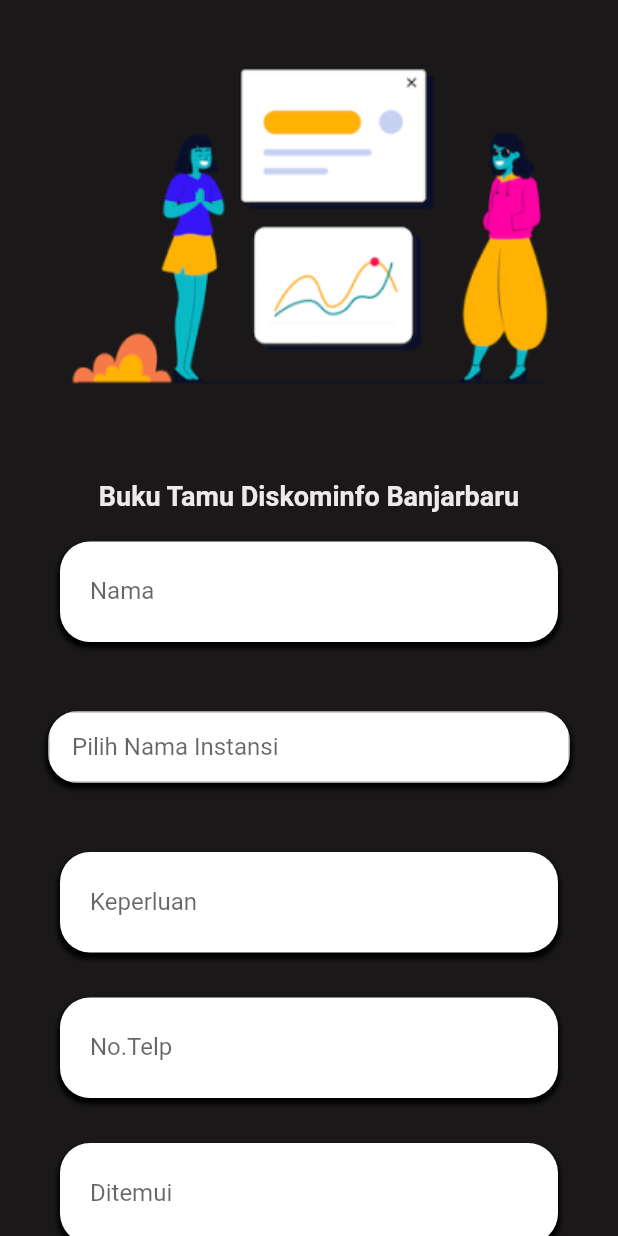
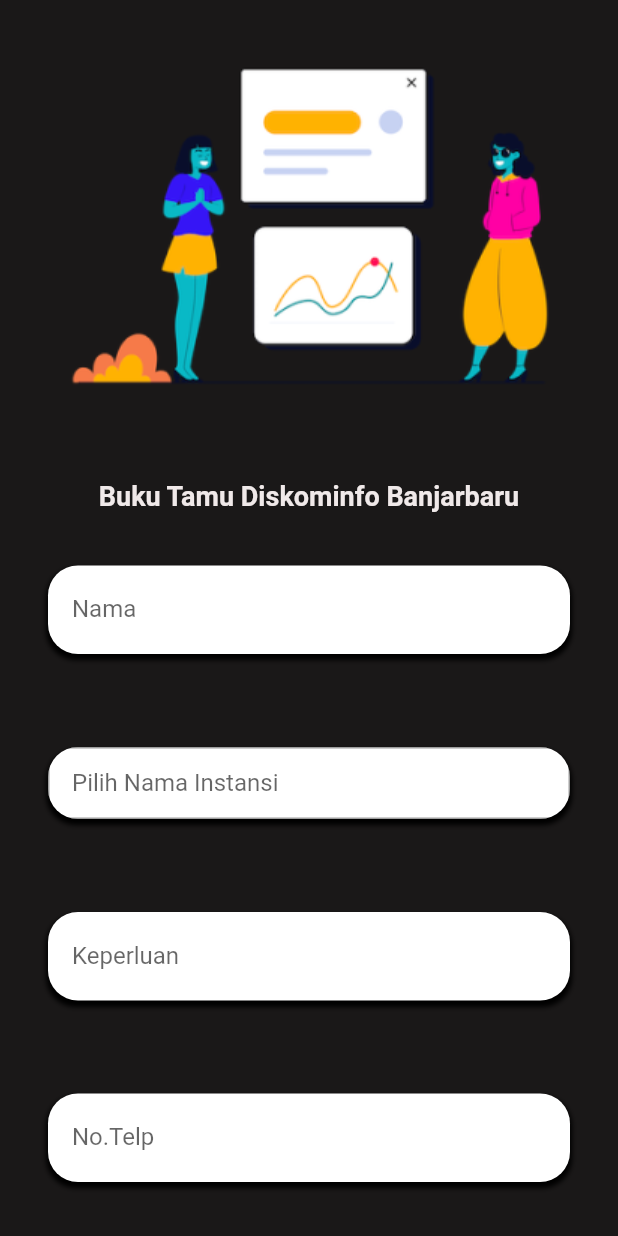
Before and after one commit to mryaomink/b_tamu2, a Flutter app: the screen it shows after launch, on a phone screen of 412 x 824 dp. Run offline on Flutter 3.47's test engine with Material 2 defaults, Android fonts, the phone set to English and light mode, and no system bars.

Commit message:
fix textfield size

```diff
--- a/lib/pages/yao_form.dart
+++ b/lib/pages/yao_form.dart
@@ -94,10 +94,10 @@ class _YaoFormState extends State<YaoForm> {
   }
 
   Widget _buildNamaField() {
-    return Container(
-      padding: const EdgeInsets.all(4.0),
+    return Padding(
+      padding: const EdgeInsets.all(16.0),
+      child: Container(
         clipBehavior: Clip.antiAlias,
-      margin: const EdgeInsets.symmetric(horizontal: 24.0),
         decoration: BoxDecoration(
           color: Colors.white,
           borderRadius: BorderRadius.circular(20.0),
@@ -124,15 +124,16 @@ class _YaoFormState extends State<YaoForm> {
             return null;
           },
         ),
+      ),
     );
   }
 }
 
 Widget _buildAsalField() {
-  return Container(
-    padding: const EdgeInsets.all(4.0),
+  return Padding(
+    padding: const EdgeInsets.all(16.0),
+    child: Container(
       clipBehavior: Clip.antiAlias,
-    margin: const EdgeInsets.symmetric(horizontal: 24.0),
       decoration: BoxDecoration(
         color: Colors.white,
         borderRadius: BorderRadius.circular(20.0),
@@ -161,14 +162,15 @@ Widget _buildAsalField() {
           return null;
         },
       ),
+    ),
   );
 }
 
 Widget _buildKeperluanField() {
-  return Container(
-    padding: const EdgeInsets.all(4.0),
+  return Padding(
+    padding: const EdgeInsets.all(16.0),
+    child: Container(
       clipBehavior: Clip.antiAlias,
-    margin: const EdgeInsets.symmetric(horizontal: 24.0),
       decoration: BoxDecoration(
         color: Colors.white,
         borderRadius: BorderRadius.circular(20.0),
@@ -195,14 +197,15 @@ Widget _buildKeperluanField() {
           return null;
         },
       ),
+    ),
   );
 }
 
 Widget _noTelpField() {
-  return Container(
-    padding: const EdgeInsets.all(4.0),
+  return Padding(
+    padding: const EdgeInsets.all(16.0),
+    child: Container(
       clipBehavior: Clip.antiAlias,
-    margin: const EdgeInsets.symmetric(horizontal: 24.0),
       decoration: BoxDecoration(
         color: Colors.white,
         borderRadius: BorderRadius.circular(20.0),
@@ -230,14 +233,15 @@ Widget _noTelpField() {
           return null;
         },
       ),
+    ),
   );
 }
 
 Widget _buildDitemui() {
-  return Container(
-    padding: const EdgeInsets.all(4.0),
+  return Padding(
+    padding: const EdgeInsets.all(16.0),
+    child: Container(
       clipBehavior: Clip.antiAlias,
-    margin: const EdgeInsets.symmetric(horizontal: 24.0),
       decoration: BoxDecoration(
         color: Colors.white,
         borderRadius: BorderRadius.circular(20.0),
@@ -264,14 +268,15 @@ Widget _buildDitemui() {
           return null;
         },
       ),
+    ),
   );
 }
 
 Widget _jumlahTamu() {
-  return Container(
-    padding: const EdgeInsets.all(4.0),
+  return Padding(
+    padding: const EdgeInsets.all(16.0),
+    child: Container(
       clipBehavior: Clip.antiAlias,
-    margin: const EdgeInsets.symmetric(horizontal: 24.0),
       decoration: BoxDecoration(
         color: Colors.white,
         borderRadius: BorderRadius.circular(20.0),
@@ -299,14 +304,15 @@ Widget _jumlahTamu() {
           return null;
         },
       ),
+    ),
   );
 }
 
 Widget _buildKetTextfield() {
-  return Container(
-    padding: const EdgeInsets.all(4.0),
+  return Padding(
+    padding: const EdgeInsets.all(16.0),
+    child: Container(
       clipBehavior: Clip.antiAlias,
-    margin: const EdgeInsets.symmetric(horizontal: 24.0),
       decoration: BoxDecoration(
         color: Colors.white,
         borderRadius: BorderRadius.circular(20.0),
@@ -333,6 +339,7 @@ Widget _buildKetTextfield() {
           return null;
         },
       ),
+    ),
   );
 }
 
@@ -351,7 +358,7 @@ class _MyTextFieldState extends State<MyTextField> {
   ];
   String? _selectedData;
 
-  final TextEditingController _textEditingController = TextEditingController();
+  final TextEditingController _aslC = TextEditingController();
 
   @override
   Widget build(BuildContext context) {
@@ -375,7 +382,7 @@ class _MyTextFieldState extends State<MyTextField> {
               ],
             ),
             child: TextFormField(
-              controller: _textEditingController,
+              controller: _aslC,
               onTap: () {
                 Navigator.push(
                   context,
@@ -386,7 +393,7 @@ class _MyTextFieldState extends State<MyTextField> {
                       onSelectedData: (selectedData) {
                         setState(() {
                           _selectedData = selectedData;
-                          _textEditingController.text = _selectedData!;
+                          _aslC.text = _selectedData!;
                         });
                       },
                     ),
```
Lines whose indentation alone changed are shown as unchanged.
